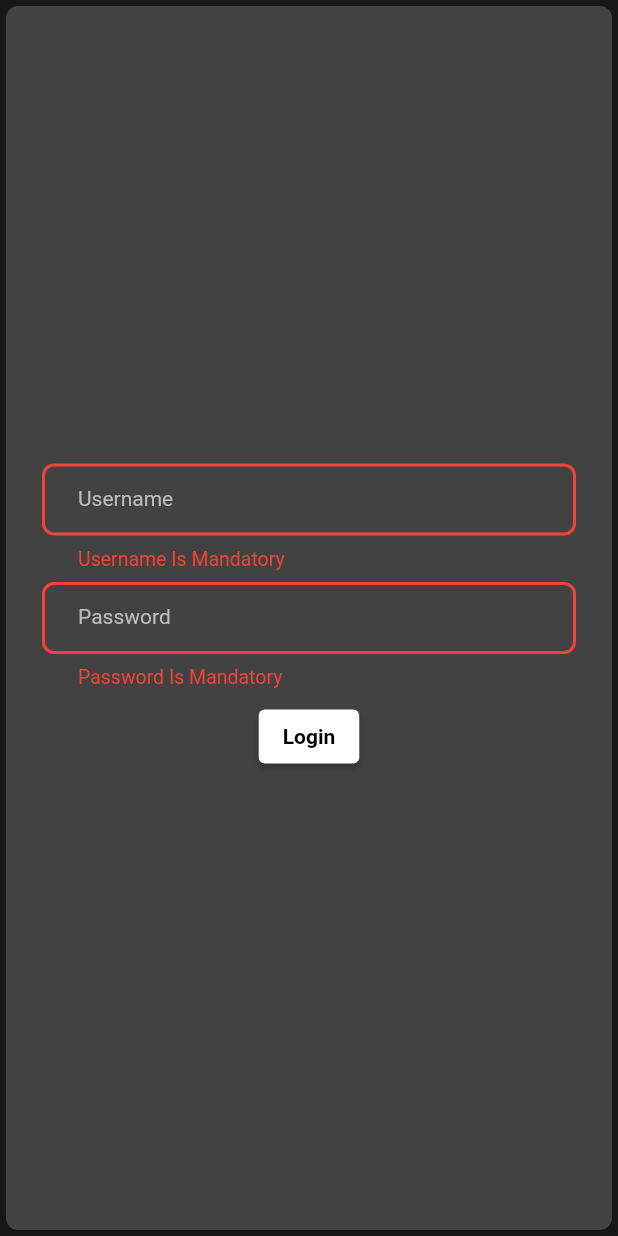
After one commit to MahdiGharooni/contact_manager, a Flutter app: the screen it shows after launch, after a tap on "Login", on a phone screen of 412 x 824 dp. The commit adds this screen. Run offline on Flutter 3.47's test engine with Material 2 defaults, Android fonts, the phone set to English and light mode, and no system bars; our stand-ins replace cached_network_image, connectivity_plus, equatable, flutter_bloc, shared_preferences, shimmer; network calls fail.

Commit message:
imp login page

```diff
--- a/lib/helpers/strings.dart
+++ b/lib/helpers/strings.dart
@@ -1,4 +1,5 @@
 const String connectionError = 'connection error';
+const String login = 'Login';
 const String yes = 'Yes';
 const String no = 'No';
 
@@ -14,4 +15,7 @@ const String contactAddedSuccessfully = 'Contact Added Successfully';
 const String contactDeletedSuccessfully = 'Contact Deleted Successfully';
 const String contactEditedSuccessfully = 'Contact Edited Successfully';
 const String deleteContact = 'Delete Contact';
+const String exit = 'Exit';
 const String areYouSureFromDeletingThisContact = 'Are you sure from deleting this contact?';
+const String areYouSureFromExitingTheApp = 'Are you sure from exiting the app?';
+const String press2TimesFormExit = 'For Exit Press 2 Times Back Button';
--- a/lib/helpers/theme_manager.dart
+++ b/lib/helpers/theme_manager.dart
@@ -1,4 +1,3 @@
-import 'package:flutter/cupertino.dart';
 import 'package:flutter/material.dart';
 
 class ThemeManager {
@@ -139,6 +138,7 @@ class ThemeManager {
           fontWeight: FontWeight.bold,
         ),
       ).apply(),
+      primarySwatch: darkCursorColor,
       primaryColor: _darkGreyColor.shade50,
       iconTheme: IconThemeData(color: _darkGreyColor.shade900),
       primaryIconTheme: const IconThemeData(color: primaryColor),
@@ -202,7 +202,6 @@ class ThemeManager {
     800: Color(0xFFF4F4F4),
     900: Color(0xFFFFFFFF), //Scaffold/Page Background.
   });
-
   static const MaterialColor _darkAccentColor = MaterialColor(0xFF1F7D69, {
     100: Color(0xFFC2F0E6),
     200: Color(0xFFC2F0E6),
--- a/lib/pages/contact_details_page.dart
+++ b/lib/pages/contact_details_page.dart
@@ -4,7 +4,7 @@ import 'package:contact_manager/helpers/widget_utils.dart';
 import 'package:contact_manager/models/contact.dart';
 import 'package:contact_manager/pages/contact_edit_page.dart';
 import 'package:contact_manager/widgets/contact_avatar.dart';
-import 'package:contact_manager/widgets/yes_no_dialog.dart';
+import 'package:contact_manager/widgets/delete_contact_dialog.dart';
 import 'package:flutter/material.dart';
 
 class ContactDetailsPage extends StatelessWidget with WidgetUtils {
@@ -38,7 +38,7 @@ class ContactDetailsPage extends StatelessWidget with WidgetUtils {
             onPressed: () {
               showDialog(
                 context: context,
-                builder: (context) => YesNoDialog(id: contact.id),
+                builder: (context) => DeleteContactDialog(id: contact.id),
               );
             },
           ),
--- /dev/null
+++ b/lib/pages/login_page.dart
@@ -0,0 +1,85 @@
+import 'package:contact_manager/helpers/local_repository.dart';
+import 'package:contact_manager/helpers/strings.dart';
+import 'package:contact_manager/helpers/theme_manager.dart';
+import 'package:contact_manager/pages/home_page.dart';
+import 'package:contact_manager/widgets/text_form_fields/name_text_form_field.dart';
+import 'package:flutter/material.dart';
+
+class LoginPage extends StatelessWidget {
+  LoginPage({Key? key}) : super(key: key);
+  DateTime? _backPressedTime;
+
+  final TextEditingController _usernameController = TextEditingController();
+  final TextEditingController _passController = TextEditingController();
+  final formKey = GlobalKey<FormState>();
+
+  @override
+  Widget build(BuildContext context) {
+    return Scaffold(
+      body: WillPopScope(
+        child: Center(
+          child: Card(
+            child: Padding(
+              child: Form(
+                key: formKey,
+                child: Column(
+                  children: [
+                    NameTextFormField(
+                      controller: _usernameController,
+                      labelText: 'Username',
+                    ),
+                    const SizedBox(height: 8),
+                    NameTextFormField(
+                      controller: _passController,
+                      labelText: 'Password',
+                      obscure: false,
+                    ),
+                    const SizedBox(height: 8),
+                    ElevatedButton(
+                      onPressed: () {
+                        if (formKey.currentState!.validate()) {
+                          LocalRepository.setUserLoginStatus(true);
+                          FocusManager.instance.primaryFocus?.unfocus();
+                          Navigator.pushReplacement(
+                            context,
+                            MaterialPageRoute(
+                              builder: (ctx) =>
+                                  const HomePage(title: 'Contact Manager'),
+                            ),
+                          );
+                        }
+                      },
+                      child: const Text(login),
+                    ),
+                  ],
+                  mainAxisAlignment: MainAxisAlignment.center,
+                ),
+              ),
+              padding: const EdgeInsets.symmetric(horizontal: 24),
+            ),
+          ),
+        ),
+        onWillPop: () => _onWillPop(context),
+      ),
+    );
+  }
+
+  Future<bool> _onWillPop(BuildContext context) async {
+    DateTime now = DateTime.now();
+    FocusScope.of(context).unfocus();
+    bool backButton = (_backPressedTime == null) ||
+        (now.difference(_backPressedTime!) > const Duration(seconds: 1));
+    if (backButton) {
+      _backPressedTime = now;
+      const snackBar = SnackBar(
+        content: Text(press2TimesFormExit),
+        backgroundColor: ThemeManager.secondaryColor,
+      );
+      ScaffoldMessenger.of(context).showSnackBar(snackBar);
+
+      return false;
+    } else {
+      return true;
+    }
+  }
+}
--- a/lib/widgets/yes_no_dialog.dart
+++ b/lib/widgets/delete_contact_dialog.dart
@@ -2,8 +2,8 @@ import 'package:contact_manager/blocs/blocs.dart';
 import 'package:contact_manager/helpers/strings.dart';
 import 'package:flutter/material.dart';
 
-class YesNoDialog extends StatelessWidget {
-  const YesNoDialog({required this.id, Key? key}) : super(key: key);
+class DeleteContactDialog extends StatelessWidget {
+  const DeleteContactDialog({required this.id, Key? key}) : super(key: key);
 
   final String id;
 
--- a/lib/widgets/text_form_fields/name_text_form_field.dart
+++ b/lib/widgets/text_form_fields/name_text_form_field.dart
@@ -4,17 +4,20 @@ class NameTextFormField extends StatelessWidget {
   const NameTextFormField({
     required this.controller,
     required this.labelText,
+    this.obscure = false,
     Key? key,
   }) : super(key: key);
 
   final String labelText;
   final TextEditingController controller;
+  final bool obscure;
 
   @override
   Widget build(BuildContext context) {
     return TextFormField(
       controller: controller,
       maxLength: 30,
+      obscureText: obscure,
       validator: _validator,
       textInputAction: TextInputAction.next,
       style: const TextStyle(fontSize: 14),
@@ -32,6 +35,9 @@ class NameTextFormField extends StatelessWidget {
     if (value == null || value.isEmpty) {
       return '$labelText Is Mandatory';
     }
+    if (value.length < 4) {
+      return '$labelText Should Be More Than 4 Characters';
+    }
 
     return null;
   }
```
